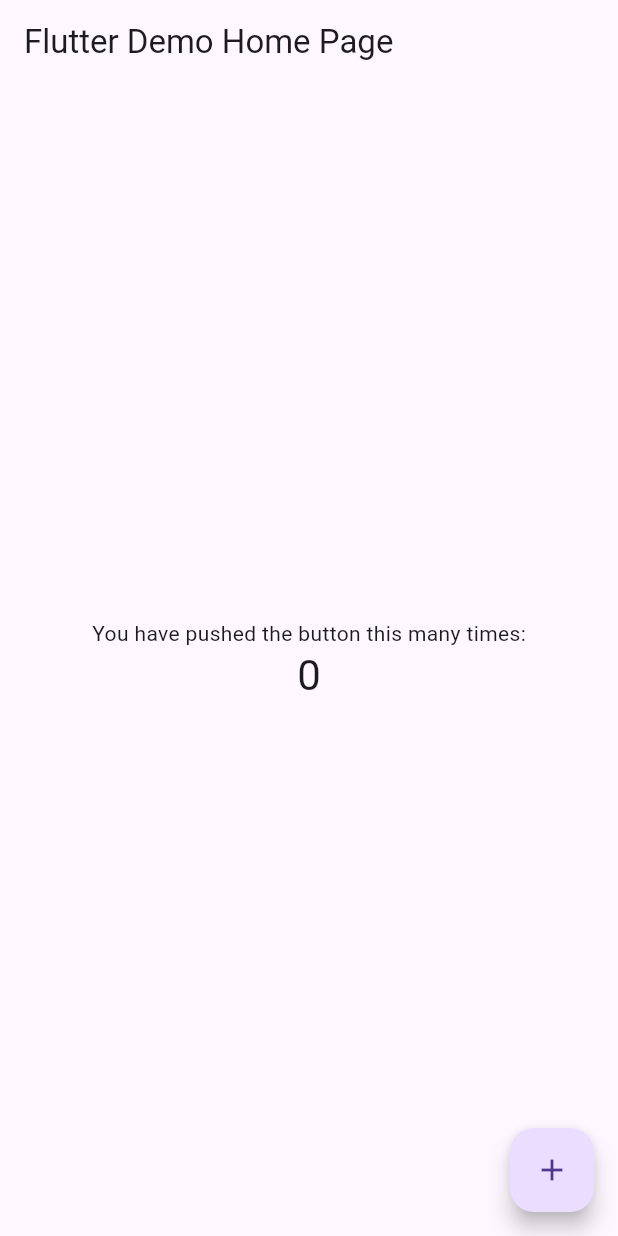
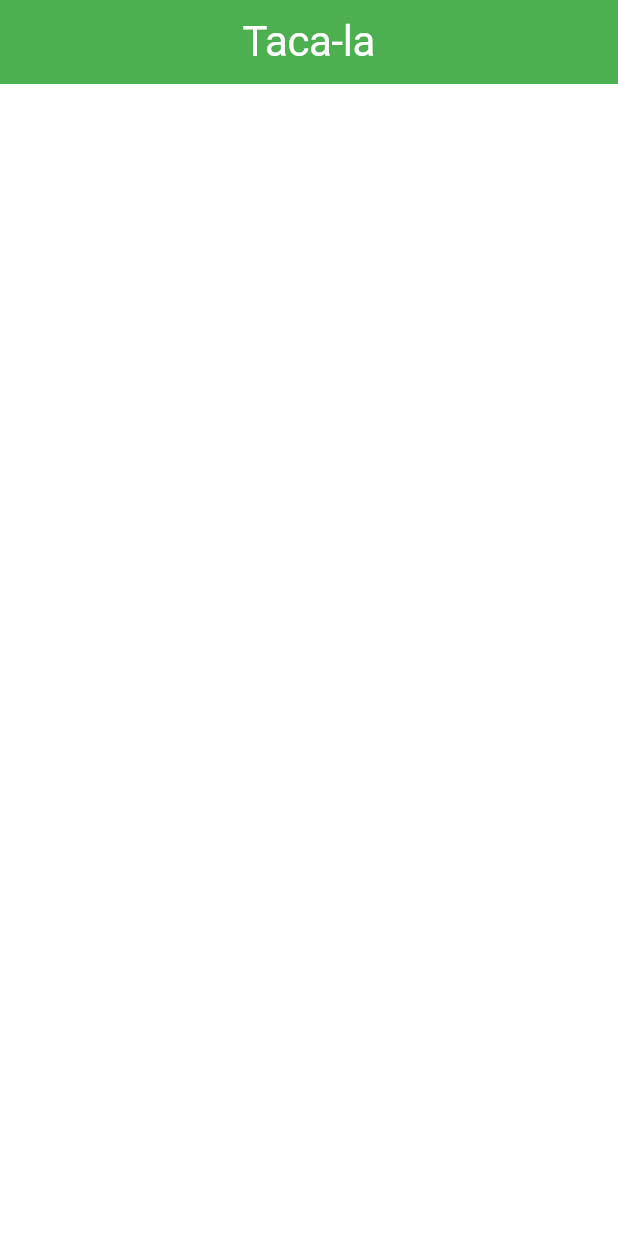
Before and after one commit to Nina-ns/Taca-la, a Flutter app: the screen it shows after launch, on a phone screen of 412 x 824 dp. Run offline on Flutter 3.47's test engine with Material 3 defaults, Android fonts, the phone set to English and light mode, and no system bars; Roboto replaces fonts that are missing (Poppins).

```diff
--- a/lib/main.dart
+++ b/lib/main.dart
@@ -1,64 +1,56 @@
 import 'package:flutter/material.dart';
 
-void main() => runApp(const MyApp());
+void main() => runApp(MyApp());
 
 class MyApp extends StatelessWidget {
-  const MyApp({super.key});
-
   @override
   Widget build(BuildContext context) {
     return MaterialApp(
-      title: 'Flutter Demo',
+      debugShowCheckedModeBanner: false,
+      title: 'Taca-la',
       theme: ThemeData(
-        primarySwatch: Colors.blue,
-      ),
-      home: const MyHomePage(title: 'Flutter Demo Home Page'),
+          useMaterial3: true,
+          colorScheme: ColorScheme.fromSwatch(
+            primarySwatch: Colors.green,
+            backgroundColor: Colors.white,
+            accentColor: Colors.greenAccent,
+          ),
+          textTheme: const TextTheme(
+              displayLarge: TextStyle(
+                  color: Colors.white, fontFamily: 'Poppins', fontSize: 28),
+              bodyLarge: TextStyle(
+                  color: Colors.white, fontFamily: 'Roboto', fontSize: 32))),
+      initialRoute: '/',
+      routes: {
+        '/': (context) => const TelaPrincipal(),
+        // '/second': (context) => PontoColetaView(),
+      },
     );
   }
 }
 
-class MyHomePage extends StatefulWidget {
-  const MyHomePage({super.key, required this.title});
-  final String title;
-
-  @override
-  State<MyHomePage> createState() => _MyHomePageState();
-}
-
-class _MyHomePageState extends State<MyHomePage> {
-  int _counter = 0;
-
-  void _incrementCounter() {
-    setState(() {
-      _counter++;
-    });
-  }
+class TelaPrincipal extends StatelessWidget {
+  const TelaPrincipal({super.key});
 
   @override
   Widget build(BuildContext context) {
     return Scaffold(
       appBar: AppBar(
-        title: Text(widget.title),
+        backgroundColor: Theme.of(context).colorScheme.primary,
+        title: Text(
+          'Taca-la',
+          style: Theme.of(context).textTheme.displayLarge,
+        ),
+        centerTitle: true,
       ),
-      body: Center(
-        child: Column(
-          mainAxisAlignment: MainAxisAlignment.center,
-          children: <Widget>[
-            const Text(
-              'You have pushed the button this many times:',
-            ),
-            Text(
-              '$_counter',
-              style: Theme.of(context).textTheme.headlineMedium,
-            ),
-          ],
-        ),
-      ),
-      floatingActionButton: FloatingActionButton(
-        onPressed: _incrementCounter,
-        tooltip: 'Increment',
-        child: const Icon(Icons.add),
-      ),
+      body: Container(),
     );
   }
 }
+
+// ElevatedButton(
+//           child: Text('Pontos de Coleta'),
+//           onPressed: () {
+//             Navigator.pushNamed(context, '/second');
+//           },
+//         ),
```
Also changed, not shown: 1 other file.
